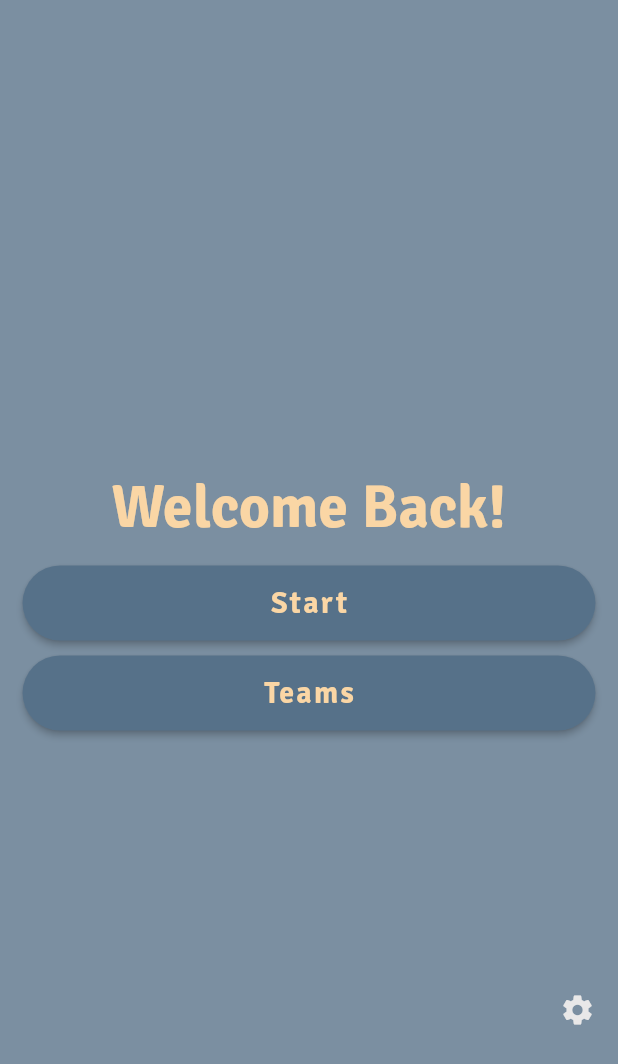
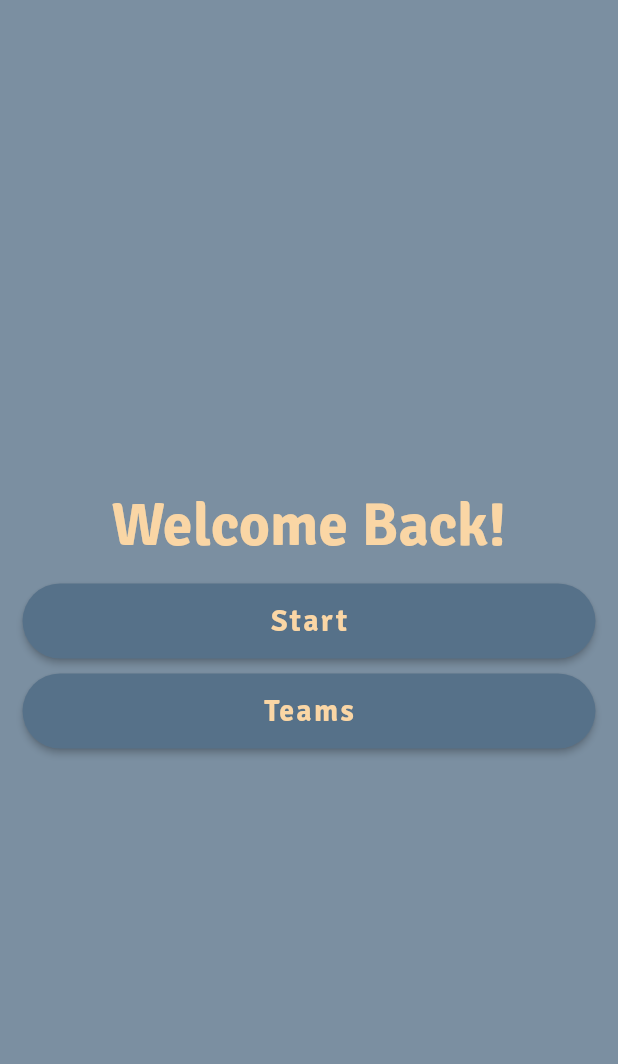
Before and after one commit to KidNeKit/Alias, a Flutter app: the screen it shows after launch, on a phone screen of 412 x 824 dp. Shown: the top 1064 px of the screen. Run offline on Flutter 3.47's test engine with Material 2 defaults, Android fonts, the phone set to English and light mode, and no system bars; our stand-ins replace rxdart, shared_preferences.

```diff
--- a/lib/models/team_memory.dart
+++ b/lib/models/team_memory.dart
@@ -4,27 +4,57 @@ class TeamMemory {
   final String _id;
   String _name;
   //String _image;
+  int _gamesQuantity;
+  int _gamesWon;
   //other stats;
 
   TeamMemory.initial()
       : _id = const Uuid().v1(),
-        _name = '';
+        _name = '',
+        _gamesQuantity = 0,
+        _gamesWon = 0;
 
-  TeamMemory({required String id, required String name})
+  TeamMemory(
+      {required String id,
+      required String name,
+      required int gamesQuantity,
+      required int gamesWon})
       : _id = id,
-        _name = name;
+        _name = name,
+        _gamesQuantity = gamesQuantity,
+        _gamesWon = gamesWon;
 
   String get id => _id;
   String get name => _name;
+  int get gamesQuantity => _gamesQuantity;
+  int get gamesWon => _gamesWon;
 
   set setName(String name) => _name = name;
 
   static TeamMemory fromJson(Map<String, dynamic> json) {
-    return TeamMemory(id: json['id'], name: json['name']);
+    return TeamMemory(
+        id: json['id'],
+        name: json['name'],
+        gamesQuantity: json['gamesQuantity'],
+        gamesWon: json['gamesWon']);
+  }
+
+  void markAsWinner() {
+    _gamesQuantity++;
+    _gamesWon++;
+  }
+
+  void markAsLoser() {
+    _gamesQuantity++;
   }
 
   Map<String, dynamic> toJson() {
-    return {'id': _id, 'name': _name};
+    return {
+      'id': _id,
+      'name': _name,
+      'gamesQuantity': _gamesQuantity,
+      'gamesWon': _gamesWon
+    };
   }
 
   @override
--- a/lib/models/team_playing.dart
+++ b/lib/models/team_playing.dart
@@ -1,4 +1,4 @@
-import 'package:alias/models/team_memory.dart';
+import 'team_memory.dart';
 
 class TeamPlaying {
   final String _teamId;
@@ -17,6 +17,7 @@ class TeamPlaying {
         _teamName = team.name,
         _points = 0;
 
+  String get id => _teamId;
   String get teamName => _teamName;
   int get points => _points;
 
--- a/lib/views/home/home_screen.dart
+++ b/lib/views/home/home_screen.dart
@@ -17,8 +17,8 @@ class HomeScreen extends StatelessWidget {
       body: Column(
         mainAxisAlignment: MainAxisAlignment.center,
         crossAxisAlignment: CrossAxisAlignment.center,
+        mainAxisSize: MainAxisSize.max,
         children: [
-          const Spacer(),
           const CustomLargeTitle(text: 'Welcome Back!'),
           const SizedBox(height: 15.0),
           CustomButton(
@@ -32,14 +32,13 @@ class HomeScreen extends StatelessWidget {
             onPressedFunc: () =>
                 Navigator.of(context).pushNamed(TeamsScreen.routeName),
           ),
-          const Spacer(),
-          Align(
-            alignment: Alignment.bottomRight,
-            child: Icon(
-              Icons.settings,
-              color: lightColor,
-            ),
-          ),
+          // Align(
+          //   alignment: Alignment.bottomRight,
+          //   child: Icon(
+          //     Icons.settings,
+          //     color: lightColor,
+          //   ),
+          // ),
         ],
       ),
     );
```
Also changed, not shown: lib/repositories/teams_repository.dart (+14 -9 lines), lib/view_models/game_view_model.dart (+20 -1 lines).
